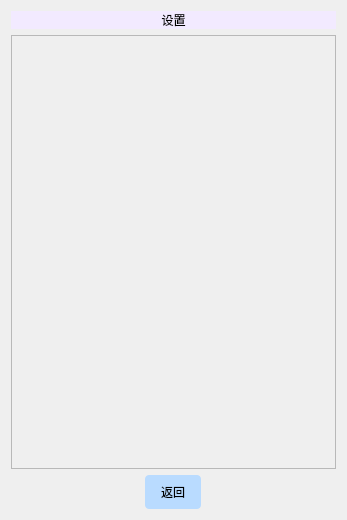
This is ui_class/settings_window.ui in reflux18d/MaiGO as Qt 5 draws it before an edit. The edited form follows.
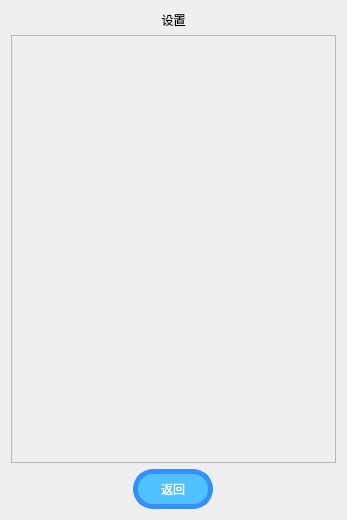
This is the edited form.

Diff of the .ui file:
```diff
--- a/ui_class/settings_window.ui
+++ b/ui_class/settings_window.ui
@@ -25,10 +25,7 @@
      <item>
       <widget class="QLabel" name="label">
        <property name="styleSheet">
-        <string notr="true">QLabel#label{
-	font: 14pt &quot;Book Antiqua&quot;;
-	background-color:rgb(242, 234, 255)
-}</string>
+        <string notr="true">font: 14pt &quot;黑体&quot;;</string>
        </property>
        <property name="text">
         <string>设置</string>
@@ -56,7 +53,7 @@
           <x>0</x>
           <y>0</y>
           <width>325</width>
-          <height>422</height>
+          <height>423</height>
          </rect>
         </property>
        </widget>
@@ -69,26 +66,29 @@
      <item>
       <widget class="QPushButton" name="return_button">
        <property name="sizePolicy">
-        <sizepolicy hsizetype="Fixed" vsizetype="Fixed">
+        <sizepolicy hsizetype="Maximum" vsizetype="Maximum">
          <horstretch>0</horstretch>
          <verstretch>0</verstretch>
         </sizepolicy>
        </property>
+       <property name="minimumSize">
+        <size>
+         <width>80</width>
+         <height>40</height>
+        </size>
+       </property>
+       <property name="maximumSize">
+        <size>
+         <width>80</width>
+         <height>40</height>
+        </size>
+       </property>
        <property name="styleSheet">
-        <string notr="true">QPushButton {
-    background-color: rgb(185, 219, 255);  /* 蓝色背景 */
-    color: rgb(0, 0, 0);
-    border: none;
-    border-radius: 4px;
-    padding: 8px 16px;
-	font: 14pt &quot;STHupo&quot;;
-}
-QPushButton:hover {
-    background-color: rgb(103, 202, 255);  /* 悬停变深蓝 */
-}
-QPushButton:pressed {
-    background-color: rgb(101, 206, 255);  /* 按下颜色 */
-}</string>
+        <string notr="true">font: 14pt &quot;黑体&quot;;
+border-radius: 20px;      /* 圆角半径（像素） */
+    background-color:rgb(80, 194, 255);
+    color: white;             /* 文字颜色 */
+    border: 5px solid rgb(53, 144, 255); /* 边框样式 */</string>
        </property>
        <property name="text">
         <string>返回</string>
```
